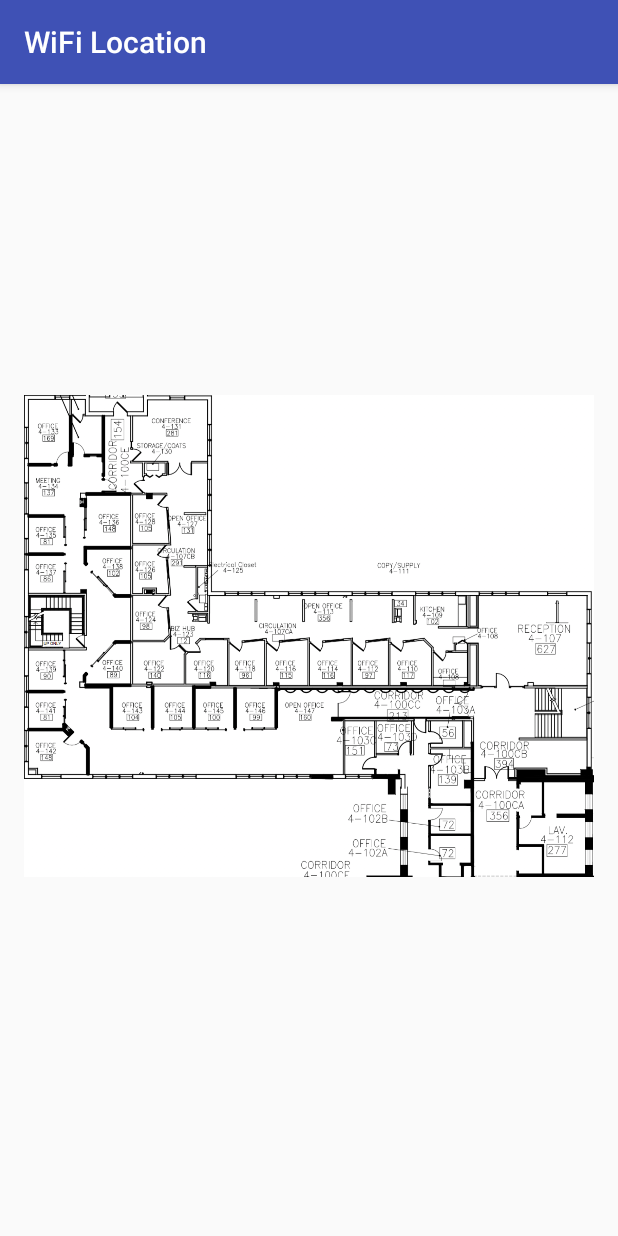
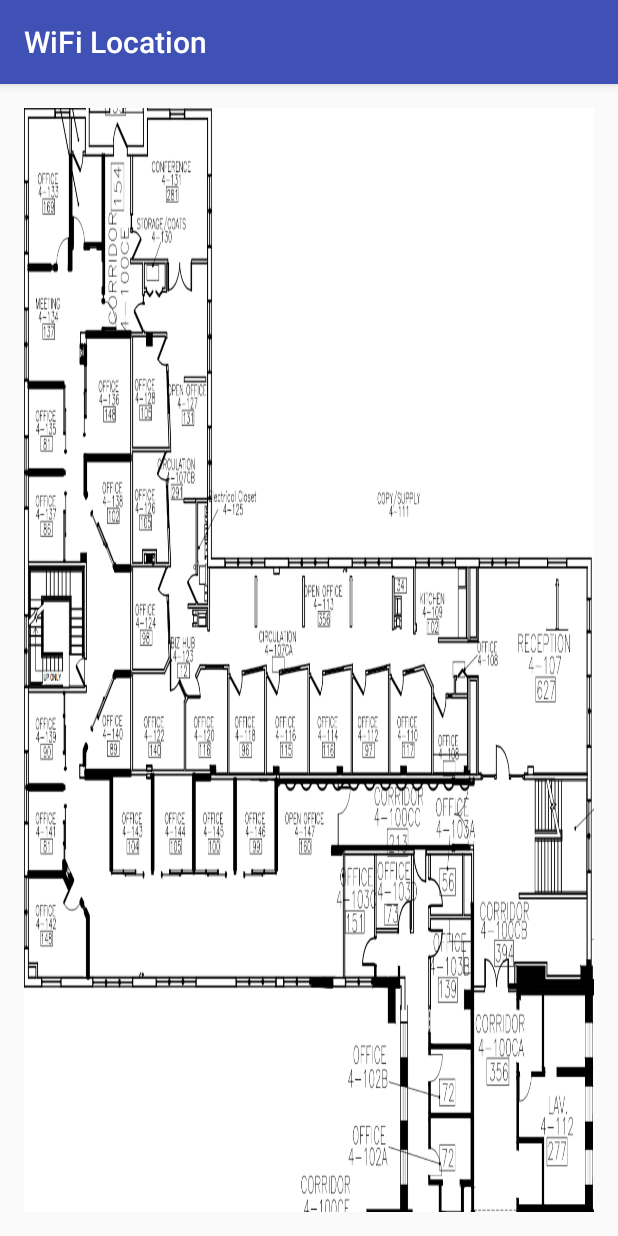
Before and after one commit to tologon/WiFi-Location, an Android app: the screen it shows after launch (WifiInformation), on a phone screen of 412 x 824 dp. Run offline under Robolectric (Android 15) with nearby library versions, the phone set to English and light mode, and no system bars.

Commit message:
Scale (approximately) X & Y coordinate system for an image.

```diff
--- a/app/src/main/res/layout/activity_wifi_information.xml
+++ b/app/src/main/res/layout/activity_wifi_information.xml
@@ -51,13 +51,12 @@
         android:visibility="invisible"/>
 
     <ImageView
-        android:layout_width="match_parent"
-        android:layout_height="match_parent"
+        android:layout_width="wrap_content"
+        android:layout_height="wrap_content"
         app:srcCompat="@drawable/dobbs_hall_1"
         android:id="@+id/imageView"
-        android:layout_alignParentBottom="true"
-        android:layout_alignParentStart="true"
-        android:layout_marginBottom="32dp" />
+        android:layout_alignParentEnd="true"
+        android:scaleType="fitXY"/>
 
 
 </RelativeLayout>
```
